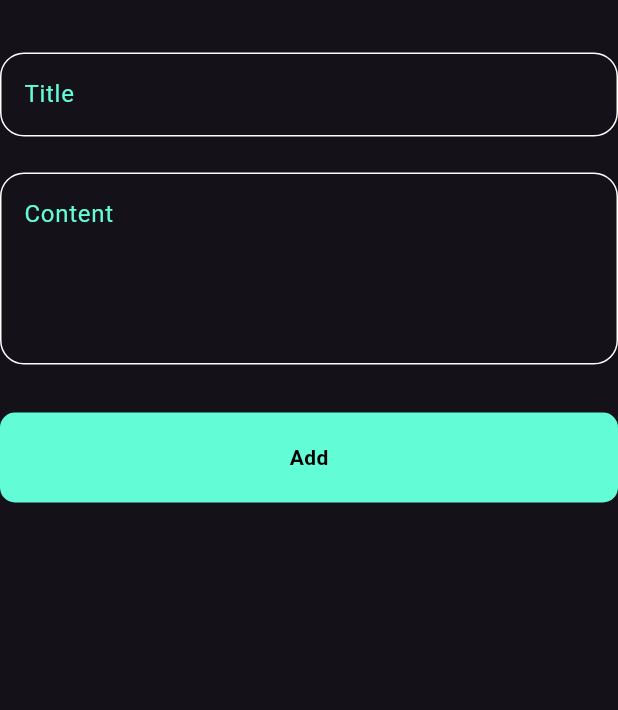
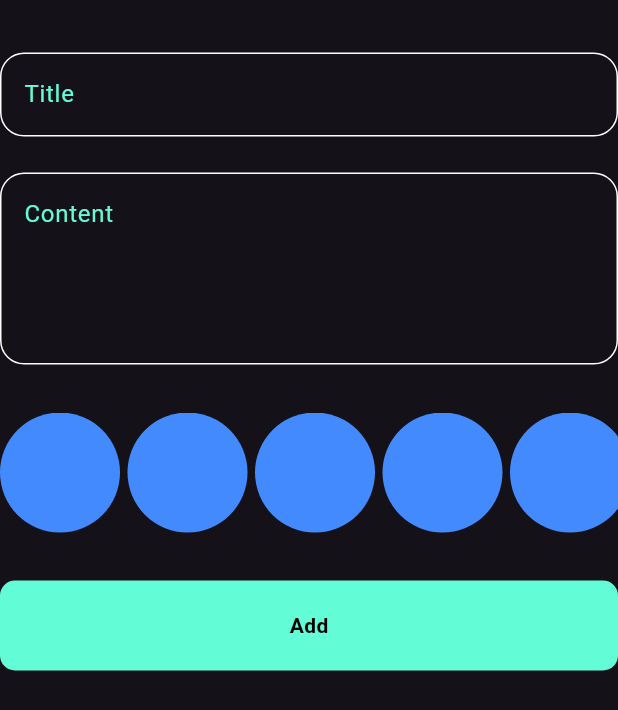
Before and after one commit to midoHaz/Note-app, a Flutter app: the AddNoteForm widget shown alone on an empty page, opened directly, on a phone screen of 412 x 824 dp. Shown: the top 710 px of the screen. Run offline on Flutter 3.47's test engine with Material 3 defaults, Android fonts, the phone set to English and light mode, and no system bars; our stand-ins replace bloc, flutter_bloc, hive, hive_flutter, modal_progress_hud_nsn; accounts and stored records are empty.

Commit message:
color list preparing

```diff
--- a/lib/widgets/add_note_form.dart
+++ b/lib/widgets/add_note_form.dart
@@ -3,6 +3,8 @@ import 'package:flutter_bloc/flutter_bloc.dart';
 import 'package:intl/intl.dart';
 import 'package:note_app/cubits/add_note_cubit.dart';
 import 'package:note_app/models/note_model.dart';
+import 'package:note_app/widgets/add_note_form.dart';
+import 'package:note_app/widgets/color_list.dart';
 import 'package:note_app/widgets/custom_button.dart';
 import 'package:note_app/widgets/custom_text_field.dart';
 
@@ -48,15 +50,19 @@ class _AddNoteFormState extends State<AddNoteForm> {
           const SizedBox(
             height: 32,
           ),
+          const ColorList(),
+          const SizedBox(
+            height: 32,
+          ),
           BlocBuilder<AddNoteCubit, AddNoteState>(
             builder: (context, state) {
               return CustomButton(
-                isLoading: state is AddNoteLoading ? true : false ,
+                isLoading: state is AddNoteLoading ? true : false,
                 onTap: () {
                   if (formkey.currentState!.validate()) {
                     formkey.currentState!.save();
-                    var currentDate=DateTime.now();
-                    var dateFormat=DateFormat().add_yMd().format(currentDate);
+                    var currentDate = DateTime.now();
+                    var dateFormat = DateFormat().add_yMd().format(currentDate);
                     var noteModel = NoteModel(
                         title: title!,
                         subTitle: subTitle!,
--- /dev/null
+++ b/lib/widgets/color_item.dart
@@ -0,0 +1,13 @@
+import 'package:flutter/material.dart';
+
+class ColorItem extends StatelessWidget {
+  const ColorItem({Key? key}) : super(key: key);
+
+  @override
+  Widget build(BuildContext context) {
+    return const CircleAvatar(
+      backgroundColor: Colors.blueAccent,
+      radius: 40.0,
+    );
+  }
+}
--- /dev/null
+++ b/lib/widgets/color_list.dart
@@ -0,0 +1,20 @@
+import 'package:flutter/material.dart';
+import 'package:note_app/widgets/color_item.dart';
+
+class ColorList extends StatelessWidget {
+  const ColorList({Key? key}) : super(key: key);
+
+  @override
+  Widget build(BuildContext context) {
+    return SizedBox(
+      height: 40 * 2,
+      child: ListView.separated(
+        itemCount: 10,
+        scrollDirection: Axis.horizontal,
+        itemBuilder: (context, index) => const ColorItem(),
+        separatorBuilder: (BuildContext context, int index) {
+          return const SizedBox(width: 5,);
+        },),
+    );
+  }
+}
--- a/lib/widgets/notes_list.dart
+++ b/lib/widgets/notes_list.dart
@@ -6,8 +6,7 @@ import 'package:note_app/views/edit_note_view.dart';
 import 'package:note_app/widgets/custom_note_item.dart';
 
 class NotesListView extends StatelessWidget {
-  const NotesListView({Key? key, required this.note}) : super(key: key);
-  final NoteModel note;
+  const NotesListView({Key? key,}) : super(key: key);
   @override
   Widget build(BuildContext context) {
     return BlocBuilder<NotesCubit, NotesState>(
@@ -20,11 +19,11 @@ class NotesListView extends StatelessWidget {
               padding: EdgeInsets.zero, itemBuilder: (context, index) {
             return Padding(
               padding: const EdgeInsets.symmetric(vertical: 4.0),
-              child: GestureDetector(onTap: () {
-                Navigator.push(context, MaterialPageRoute(builder: (
-                    context) =>EditNoteView(note: note,)));
-              }, child:CustomNoteItem(note: notes[index],)),
-            );
+              // child: GestureDetector(onTap: () {
+              //   Navigator.push(context, MaterialPageRoute(builder: (
+              //       context) =>EditNoteView()));
+              // },
+                  child:CustomNoteItem(note: notes[index],));
           }),
         );
       },
```
